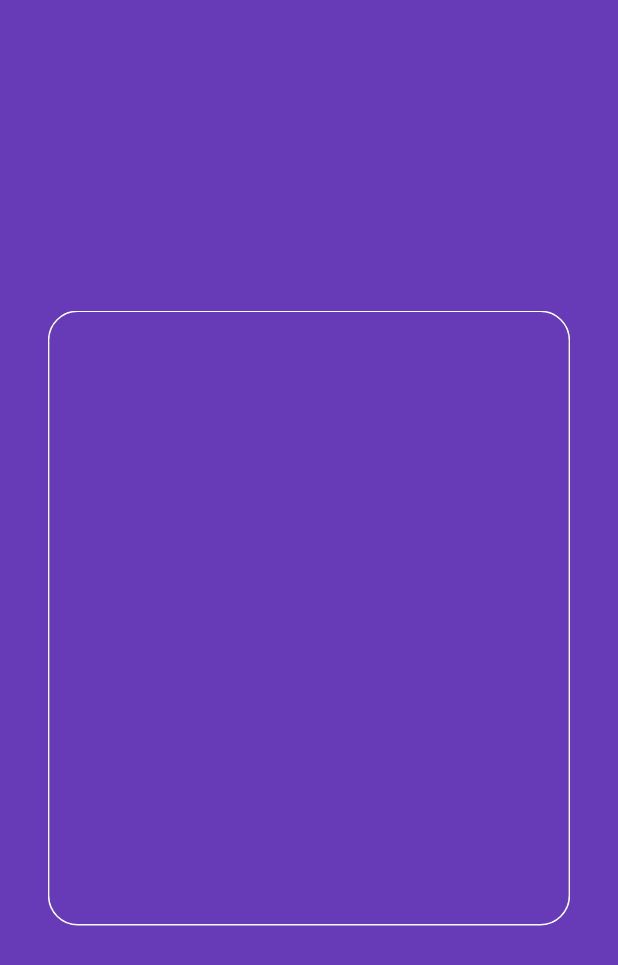
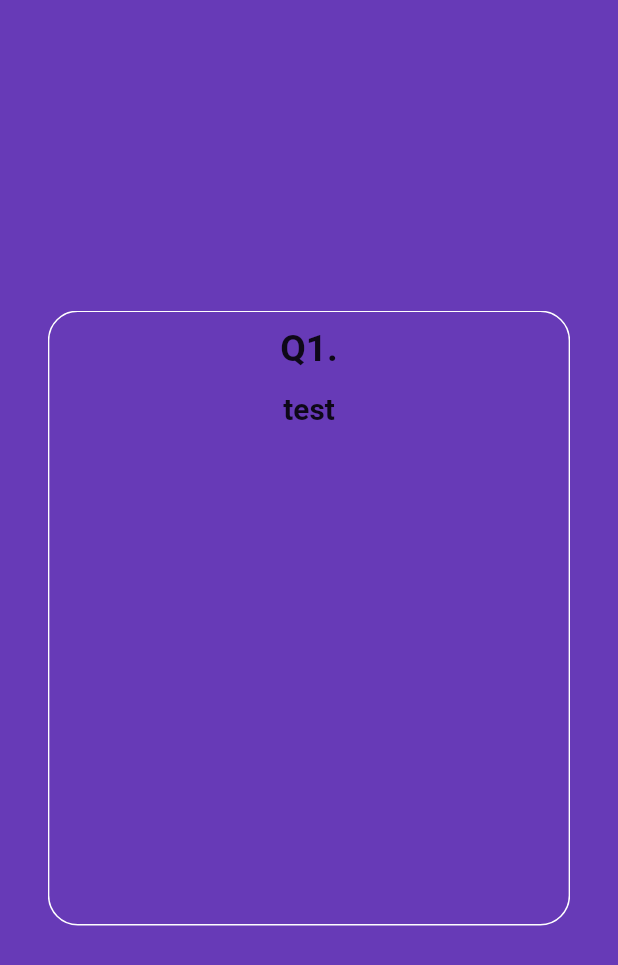
Before and after one commit to parkwonhui/flutter_quiz_app, a Flutter app: the screen it shows after launch, after a tap on "지금 퀴즈 풀기", on a phone screen of 412 x 824 dp. Shown: the top 965 px of the screen. Run offline on Flutter 3.47's test engine with Material 2 defaults, Android fonts, the phone set to English and light mode, and no system bars; drawn by our look-alikes of auto_size_text; our stand-ins replace flutter_swiper.

Commit message:
add: 퀴즈 문제 class 추가중

```diff
--- a/lib/screen/screen_quiz.dart
+++ b/lib/screen/screen_quiz.dart
@@ -1,3 +1,4 @@
+import 'package:auto_size_text/auto_size_text.dart';
 import 'package:flutter/material.dart';
 import 'package:flutter_quiz_app/model/model_quiz.dart';
 import 'package:flutter_swiper/flutter_swiper.dart';
@@ -12,7 +13,7 @@ class QuizScreen extends StatefulWidget {
 class _QuizScreenState extends State<QuizScreen> {
   List<int> _answers = [-1, -1, -1];
   List<bool> _answerState = [false, false, false, false]; // 보기가 눌렸는지 기록
-  int _currentIndex; // 현재 보고 있는 문제
+  int _currentIndex = 0; // 현재 보고 있는 문제
 
   @override
   Widget build(BuildContext context) {
@@ -48,6 +49,27 @@ class _QuizScreenState extends State<QuizScreen> {
         borderRadius: BorderRadius.circular(20),
         border: Border.all(color: Colors.white),
       ),
+      child: Column(
+        children: <Widget>[
+          Container(
+            padding: EdgeInsets.fromLTRB(0, width * 0.024, 0, width * 0.024),
+            child: Text(
+              // _currentIndex인데 왜 에러가 안나지??
+              'Q' + (0 + 1).toString() + '.',
+              style: TextStyle(
+                  fontSize: width * 0.06, fontWeight: FontWeight.bold),
+            ),
+          ),
+          Container(
+              width: width * 0.8,
+              padding: EdgeInsets.only(top: width * 0.012),
+              child: AutoSizeText(quiz.title,
+                  textAlign: TextAlign.center,
+                  maxLines: 2,
+                  style: TextStyle(
+                      fontSize: width * 0.048, fontWeight: FontWeight.bold)))
+        ],
+      ),
     );
   }
 }
--- /dev/null
+++ b/lib/widget/widget_candidate.dart
@@ -0,0 +1,14 @@
+import 'package:flutter/material.dart';
+
+class CandWidget extends StatefulWidget {
+  VoidCallback tap;
+  String text;
+  int index;
+  double width;
+  bool answerState;
+
+  CandWidget({this.tap, this.index, this.width, this.text, this.answerState});
+  //_CandWidgetState createState() => _CandWidgetState();
+}
+
+//class _CandWidgetState
--- a/pubspec.yaml
+++ b/pubspec.yaml
@@ -29,6 +29,7 @@ dependencies:
   # Use with the CupertinoIcons class for iOS style icons.
   cupertino_icons: ^0.1.3
   flutter_swiper:
+  auto_size_text:
 
 dev_dependencies:
   flutter_test:
```
Also changed, not shown: pubspec.lock.
